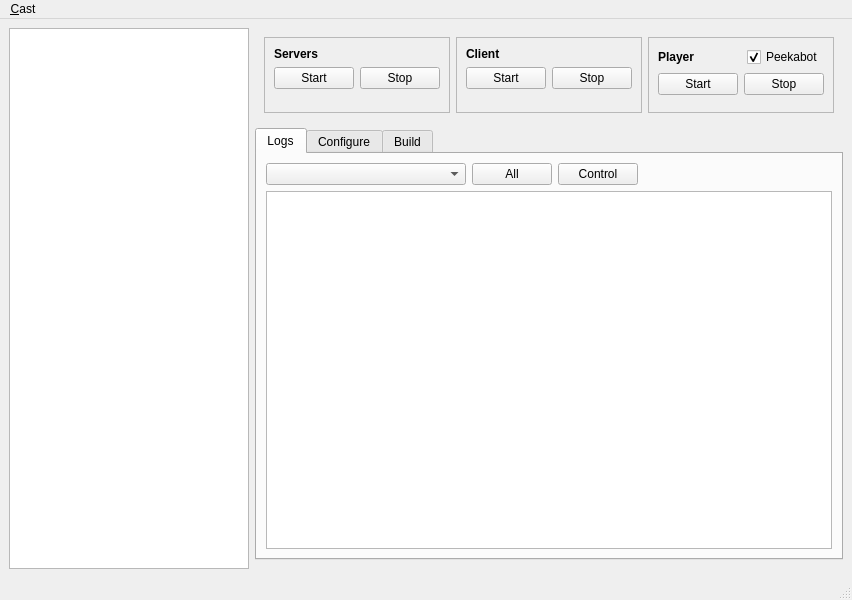
marc-hanheide/cogx, file vision/trunk/tools/castctrl/qtui/mainwindow.ui: the form before one commit.
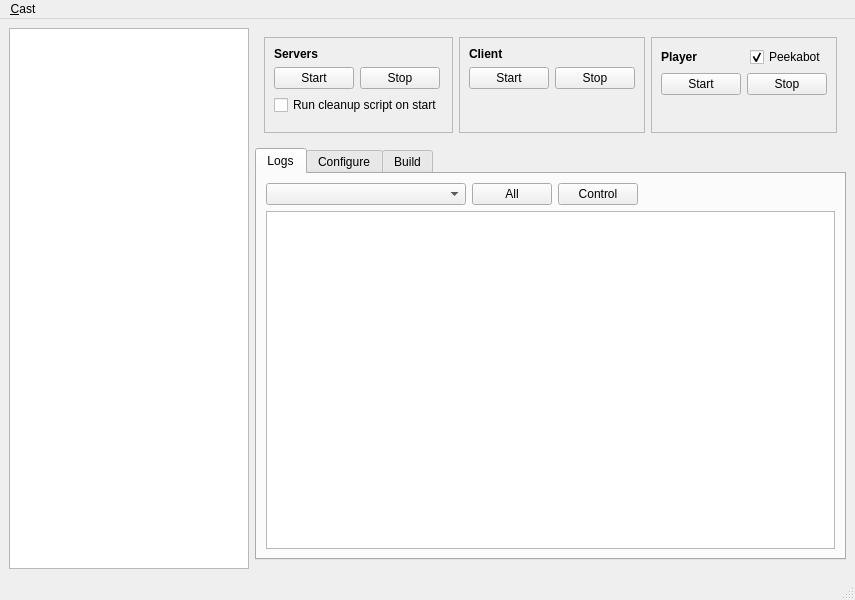
The form after the commit.

Commit message: castctrl: startup cleanup script

```diff
--- a/vision/trunk/tools/castctrl/qtui/mainwindow.ui
+++ b/vision/trunk/tools/castctrl/qtui/mainwindow.ui
@@ -130,6 +130,13 @@
                </item>
               </layout>
              </item>
+             <item>
+              <widget class="QCheckBox" name="ckCleanupScript">
+               <property name="text">
+                <string>Run cleanup script on start</string>
+               </property>
+              </widget>
+             </item>
              <item>
               <spacer name="verticalSpacer">
                <property name="orientation">
```
The commit also changes 4 other files.
